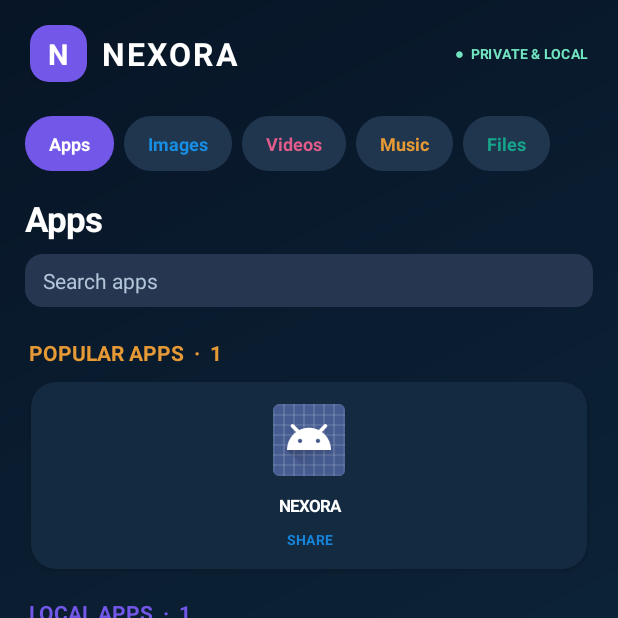
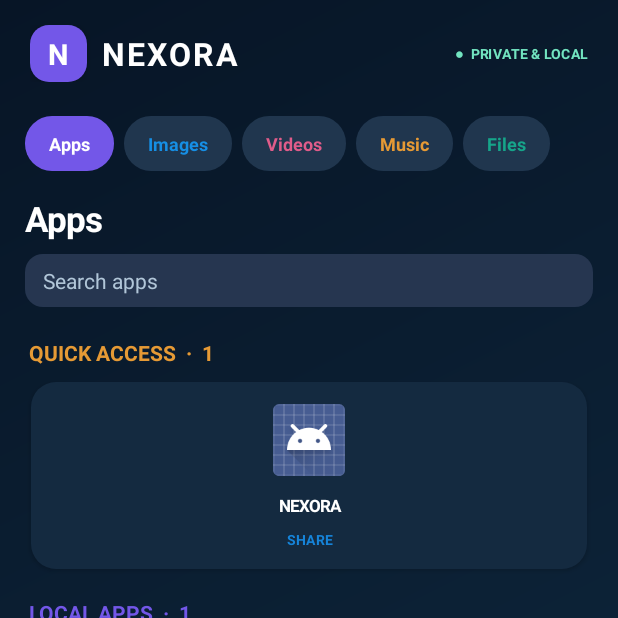
Before and after one commit to derrickgyamfi146-ui/NEXORA, an Android app: the screen it shows after launch (MainActivity), on a phone screen of 412 x 824 dp, the top half of it. Run offline under Robolectric (Android 15) with nearby library versions, the phone set to English and light mode, and no system bars.

Commit message:
Refine app library search and popular section labels

```diff
--- a/android/app/src/main/java/com/nexora/share/MainActivity.kt
+++ b/android/app/src/main/java/com/nexora/share/MainActivity.kt
@@ -873,9 +873,9 @@ class MainActivity : Activity() {
             )
             val popularApps = popularPackages.mapNotNull { pkg -> userApps.firstOrNull { it.packageName == pkg } }.distinctBy { it.packageName }
             val featuredApps = (popularApps + userApps.filterNot { app -> popularApps.any { it.packageName == app.packageName } }).take(6)
-            addAppSection("POPULAR APPS", featuredApps, 0xFFE69A35.toInt())
+            addAppSection(if (popularApps.isNotEmpty()) "POPULAR APPS" else "QUICK ACCESS", featuredApps, 0xFFE69A35.toInt())
             addAppSection("LOCAL APPS", userApps, 0xFF7357E8.toInt())
-            addAppSection("SYSTEM APPS", systemApps, 0xFF168FE5.toInt(), collapsible = true)
+            addAppSection("SYSTEM APPS", systemApps, 0xFF168FE5.toInt(), collapsible = query.isBlank())
         }
         search.addTextChangedListener(object : android.text.TextWatcher {
             override fun beforeTextChanged(s: CharSequence?, start: Int, count: Int, after: Int) {}
```
